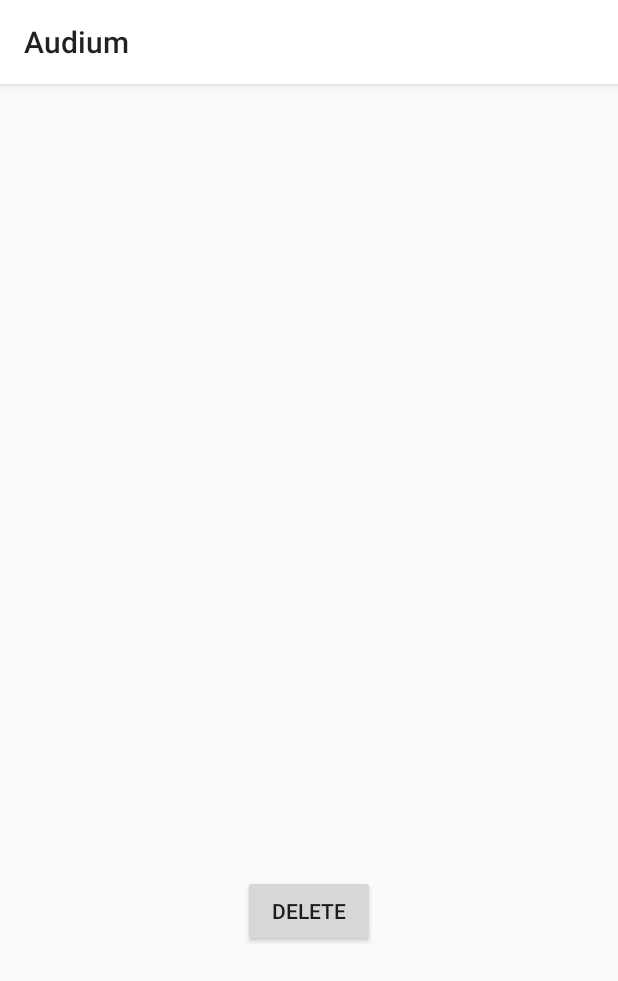
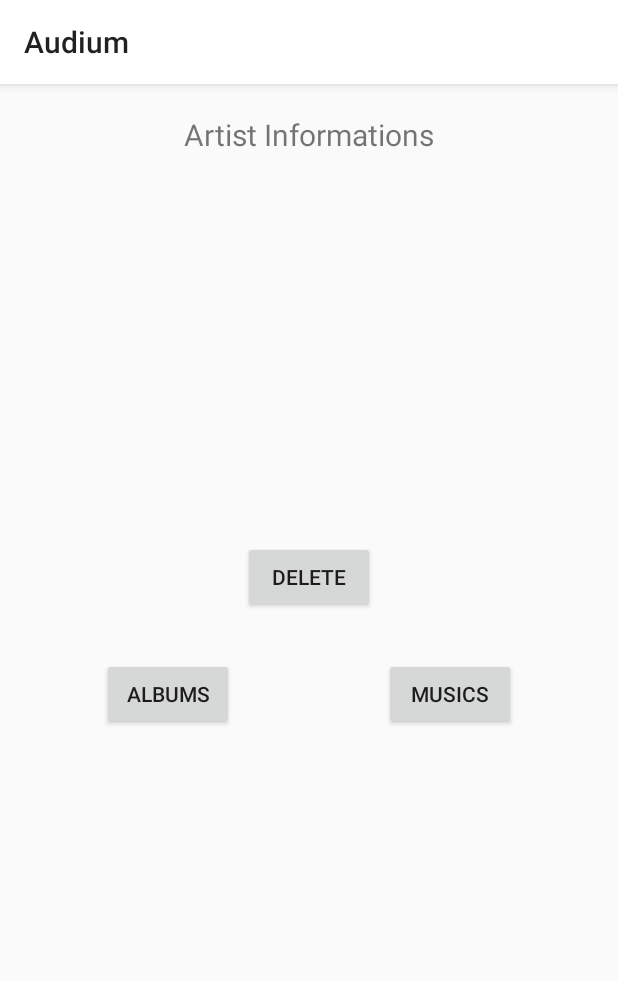
Before and after one commit to flomSStaar/AudiumMobile, an Android app: the ArtistProfileActivity screen opened directly, with no data from a screen before it, on a phone screen of 412 x 824 dp. Shown: the top 981 px of the screen. Run offline under Robolectric (Android 15) with nearby library versions, the phone set to English and light mode, and no system bars; our stand-ins replace Firebase (no records; nobody signed in at launch, a user with empty details on screens opened directly); 4 statements that could not run were skipped.

Commit message:
Ajout des albums et musiques d'un artiste sur sa page (accessible par l'admin)

```diff
--- a/app/src/main/res/layout/activity_artist_profile.xml
+++ b/app/src/main/res/layout/activity_artist_profile.xml
@@ -2,37 +2,72 @@
 <LinearLayout xmlns:android="http://schemas.android.com/apk/res/android"
     android:layout_width="match_parent"
     android:layout_height="match_parent"
+    xmlns:app="http://schemas.android.com/apk/res-auto"
     android:orientation="vertical">
+    <TextView
+        android:layout_width="wrap_content"
+        android:layout_height="wrap_content"
+        android:text="@string/artist_informations"
+        android:layout_gravity="center"
+        android:layout_marginTop="20sp"
+        android:textSize="20sp">
 
+    </TextView>
     <TextView
         android:id="@+id/tv_artist_first_name"
         android:layout_width="match_parent"
         android:layout_height="wrap_content"
-        android:layout_marginVertical="50sp" />
+        android:layout_marginVertical="20sp" />
 
     <TextView
         android:id="@+id/tv_artist_last_name"
         android:layout_width="match_parent"
         android:layout_height="wrap_content"
-        android:layout_marginVertical="50sp" />
+        android:layout_marginVertical="20sp" />
 
     <TextView
         android:id="@+id/tv_stage_name"
         android:layout_width="match_parent"
         android:layout_height="wrap_content"
-        android:layout_marginVertical="50sp" />
+        android:layout_marginVertical="20sp" />
 
     <TextView
         android:id="@+id/tv_artist_age"
         android:layout_width="match_parent"
         android:layout_height="wrap_content"
-        android:layout_marginVertical="50sp" />
+        android:layout_marginVertical="20sp" />
 
     <Button
         android:id="@+id/btn_delete_artist"
         android:layout_width="wrap_content"
         android:layout_height="wrap_content"
         android:layout_gravity="center"
-        android:layout_marginVertical="50sp"
+        android:layout_marginVertical="20sp"
         android:text="@string/delete" />
+    <LinearLayout
+        android:layout_width="match_parent"
+        android:layout_height="wrap_content"
+        android:orientation="horizontal"
+        android:gravity="center"
+        android:layout_marginTop="10sp">
+        <Button
+            android:layout_width="wrap_content"
+            android:layout_height="wrap_content"
+            android:text="@string/albums"
+            android:layout_marginHorizontal="50sp"
+            android:onClick="showAlbums">
+        </Button>
+        <Button
+            android:layout_width="wrap_content"
+            android:layout_height="wrap_content"
+            android:text="@string/musics"
+            android:layout_marginHorizontal="50sp"
+            android:onClick="showMusics">
+        </Button>
+    </LinearLayout>
+    <ListView
+        android:id="@+id/artist_albums_tracks_list"
+        android:layout_width="match_parent"
+        android:layout_height="match_parent"
+        android:layout_margin="20sp"/>
 </LinearLayout>
--- a/app/src/main/res/values/strings.xml
+++ b/app/src/main/res/values/strings.xml
@@ -37,4 +37,7 @@
     <string name="show">Show</string>
     <string name="hide">Hide</string>
     <string name="registertext">Not registered yet ? Please </string>
+    <string name="artist_informations">Artist Informations</string>
+    <string name="albums">Albums</string>
+    <string name="musics">Musics</string>
 </resources>
```
Also changed, not shown: app/src/main/java/uqac/dim/audium/activity/admin/ArtistProfileActivity.java (+58 -0 lines), app/src/main/java/uqac/dim/audium/model/entity/Album.java (+42 -33 lines), app/src/main/java/uqac/dim/audium/model/entity/Track.java (+16 -7 lines), app/src/main/java/uqac/dim/audium/model/entity/TrackContainer.java (+6 -4 lines).
